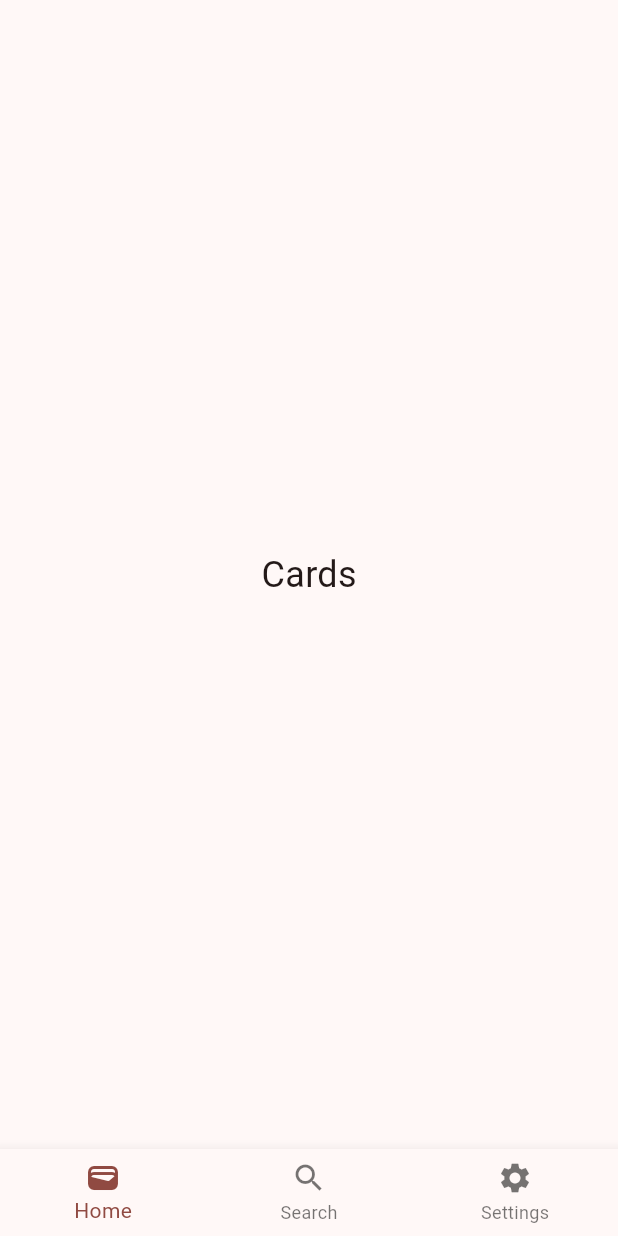
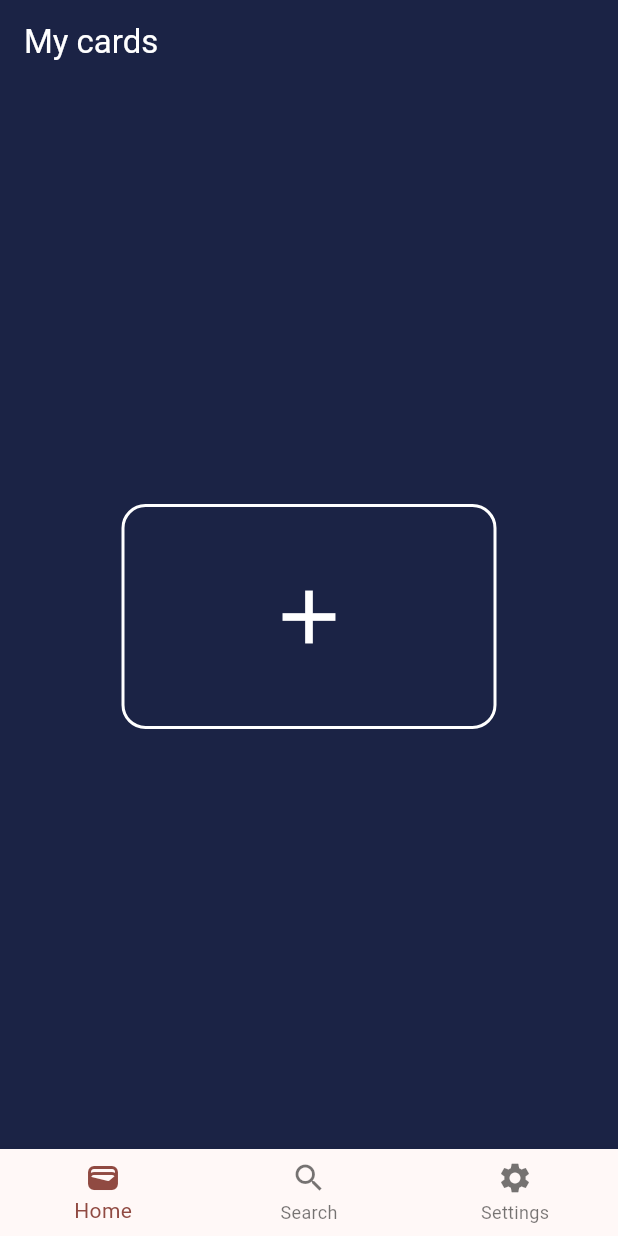
Before and after one commit to unknownMarko/walletik, a Flutter app: the screen it shows after launch, on a phone screen of 412 x 824 dp. Run offline on Flutter 3.47's test engine with Material 3 defaults, Android fonts, the phone set to English and light mode, and no system bars.

Commit message:
add cardsScreen UI with navigation to add_card_screen

```diff
--- a/lib/screens/cards_screen.dart
+++ b/lib/screens/cards_screen.dart
@@ -1,15 +1,47 @@
 import 'package:flutter/material.dart';
+import 'add_card_screen.dart';
 
 class CardsScreen extends StatefulWidget {
   const CardsScreen({super.key});
 
   @override
-  CardsScreenState createState() => CardsScreenState();
+  State<CardsScreen> createState() => _CardsScreenState();
 }
 
-class CardsScreenState extends State<CardsScreen> {
+class _CardsScreenState extends State<CardsScreen> {
   @override
   Widget build(BuildContext context) {
-    return Center(child: Text('Cards', style: TextStyle(fontSize: 24)));
+    return Scaffold(
+      backgroundColor: const Color(0xFF1b2345),
+      appBar: AppBar(
+        backgroundColor: const Color(0xFF1b2345),
+        title: const Text("My cards", style: TextStyle(color: Colors.white)),
+      ),
+      body: Center(
+        child: GestureDetector(
+          onTap: () {
+            Navigator.push(
+              context,
+              MaterialPageRoute(builder: (context) => const AddCardScreen()),
+            );
+          },
+          child: Container(
+            width: 250,
+            height: 150,
+            decoration: BoxDecoration(
+              border: Border.all(color: Colors.white, width: 2),
+              borderRadius: BorderRadius.circular(16),
+            ),
+            child: const Center(
+              child: Icon(
+                Icons.add,
+                size: 60,
+                color: Colors.white,
+              ),
+            ),
+          ),
+        ),
+      ),
+    );
   }
 }
```
